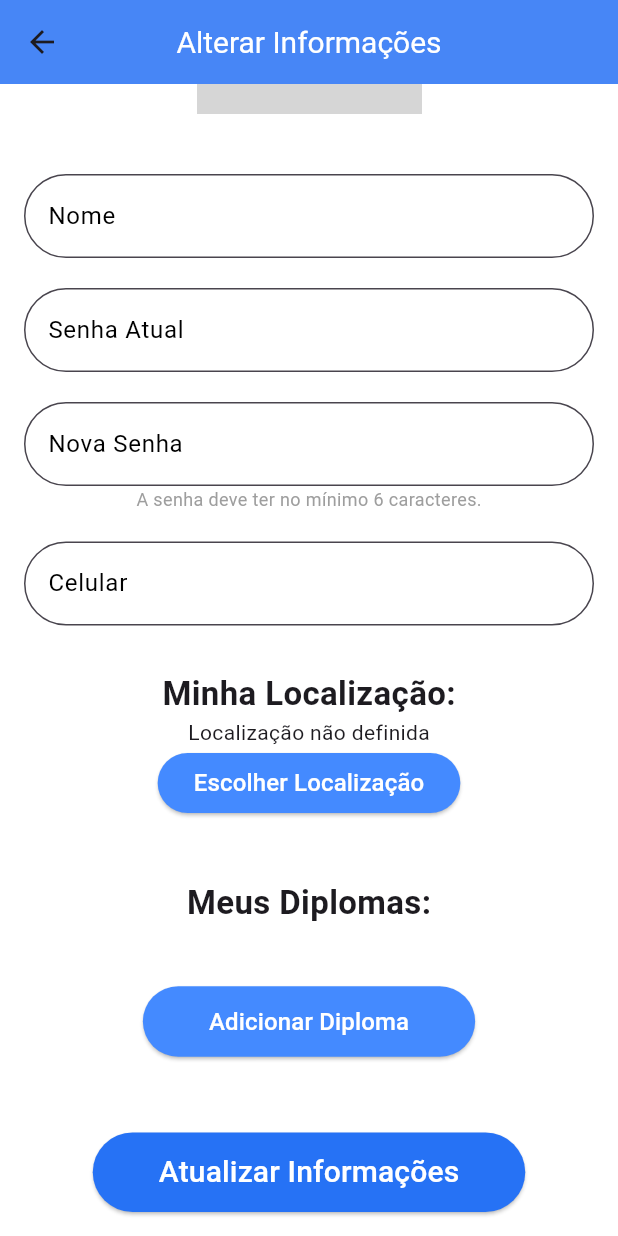
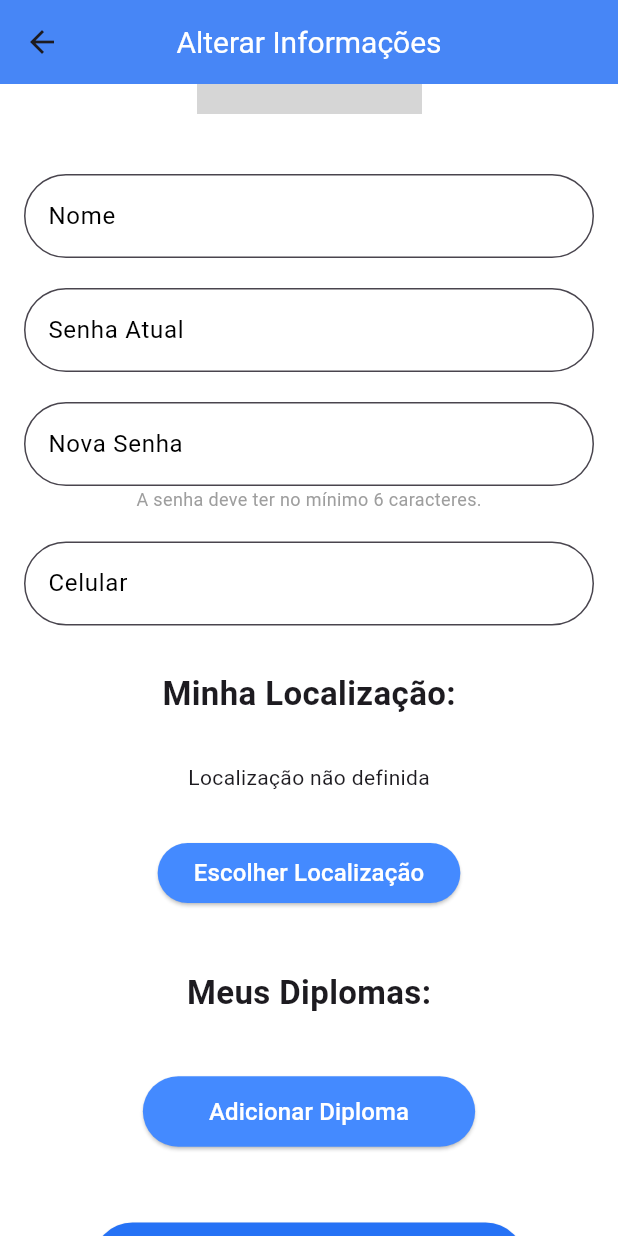
Before and after one commit to Souz4k/Help-Desk, a Flutter app: the AlterarInfotec screen opened directly, scrolled down 146 dp, on a phone screen of 412 x 824 dp. Run offline on Flutter 3.47's test engine with Material 3 defaults, Android fonts, the phone set to English and light mode, and no system bars; our stand-ins replace cloud_firestore, firebase_auth, firebase_core, firebase_storage, geolocator, google_fonts and 3 more; accounts and stored records are empty; network calls fail; grey boxes are pictures that could not be loaded.

Commit message:
melhorar a exibição da mensagem de localização não definida na tela de alteração de informações do técnico

```diff
--- a/lib/telas/tecnico/alterar_info_Tec.dart
+++ b/lib/telas/tecnico/alterar_info_Tec.dart
@@ -550,7 +550,16 @@ class _AlterarInfotecState extends State<AlterarInfotec> {
               _isLoading
                   ? Center(child: CircularProgressIndicator())
                   : _tecnicoLocalizacao == null
-                      ? Center(child: Text('Localização não definida'))
+                      ? Center(
+                          child: Column(
+                            mainAxisAlignment: MainAxisAlignment.center,
+                            children: [
+                              SizedBox(height: 30),
+                              Text('Localização não definida'),
+                              SizedBox(height: 30),
+                            ],
+                          ),
+                        )
                       : Container(
                           height: 200, // Define a altura do bloco
                           width: 300,
```
